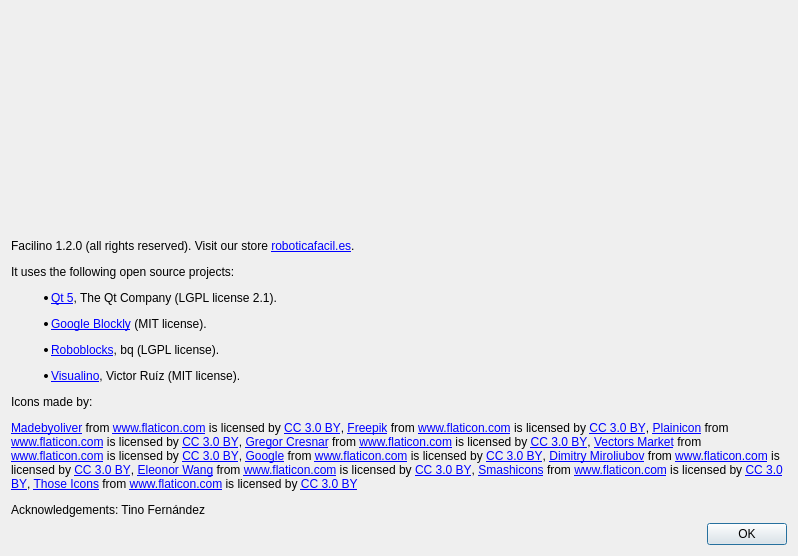
roboticafacil/facilino, file src/aboutdialog.ui: the form before one commit.
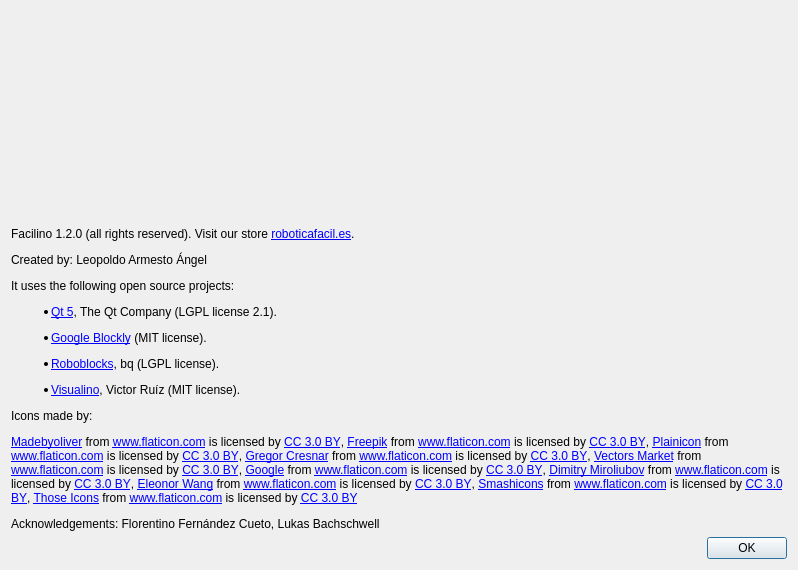
The form after the commit. Icons and pictures are not drawn.

The edit to the form file:
```diff
--- a/src/aboutdialog.ui
+++ b/src/aboutdialog.ui
@@ -7,7 +7,7 @@
     <x>0</x>
     <y>0</y>
     <width>798</width>
-    <height>556</height>
+    <height>570</height>
    </rect>
   </property>
   <property name="windowTitle">
@@ -39,9 +39,7 @@
    <item>
     <widget class="QLabel" name="label_4">
      <property name="text">
-      <string>&lt;html&gt;&lt;head/&gt;&lt;body&gt;&lt;p&gt;Facilino 1.2.0 (all rights reserved). Visit our store &lt;a href=&quot;https://roboticafacil.es&quot;&gt;&lt;span style=&quot; text-decoration: underline; color:#0000ff;&quot;&gt;roboticafacil.es&lt;/span&gt;&lt;/a&gt;.&lt;/p&gt;&lt;p&gt;It uses the following open source projects:&lt;/p&gt;&lt;ul style=&quot;margin-top: 0px; margin-bottom: 0px; margin-left: 0px; margin-right: 0px; -qt-list-indent: 1;&quot;&gt;&lt;li style=&quot; margin-top:12px; margin-bottom:0px; margin-left:0px; margin-right:0px; -qt-block-indent:0; text-indent:0px;&quot;&gt;&lt;a href=&quot;http://www.qt.io/&quot;&gt;&lt;span style=&quot; text-decoration: underline; color:#0000ff;&quot;&gt;Qt 5&lt;/span&gt;&lt;/a&gt;, The Qt Company (LGPL license 2.1).&lt;/li&gt;&lt;li style=&quot; margin-top:12px; margin-bottom:0px; margin-left:0px; margin-right:0px; -qt-block-indent:0; text-indent:0px;&quot;&gt;&lt;a href=&quot;https://developers.google.com/blockly/&quot;&gt;&lt;span style=&quot; text-decoration: underline; color:#0000ff;&quot;&gt;Google Blockly&lt;/span&gt;&lt;/a&gt; (MIT license).&lt;/li&gt;&lt;li style=&quot; margin-top:12px; margin-bottom:0px; margin-left:0px; margin-right:0px; -qt-block-indent:0; text-indent:0px;&quot;&gt;&lt;a href=&quot;https://github.com/bq/roboblocks&quot;&gt;&lt;span style=&quot; text-decoration: underline; color:#0000ff;&quot;&gt;Roboblocks&lt;/span&gt;&lt;/a&gt;, bq (LGPL license).&lt;/li&gt;&lt;li style=&quot; margin-top:12px; margin-bottom:0px; margin-left:0px; margin-right:0px; -qt-block-indent:0; text-indent:0px;&quot;&gt;&lt;a href=&quot;http://visualino.net&quot;&gt;&lt;span style=&quot; text-decoration: underline; color:#0000ff;&quot;&gt;Visualino&lt;/span&gt;&lt;/a&gt;, Victor Ruíz (MIT license).&lt;/li&gt;&lt;/ul&gt;&lt;p&gt;Icons made by:&lt;/p&gt;&lt;a href=&quot; http://www.flaticon.com/authors/madebyoliver&quot;&gt;&lt;span style=&quot; text-decoration: underline; color:#0000ff;&quot;&gt;Madebyoliver&lt;/span&gt;&lt;/a&gt; from &lt;a href=&quot; http://www.flaticon.com&quot;&gt;&lt;span style=&quot; text-decoration: underline; color:#0000ff;&quot;&gt;www.flaticon.com&lt;/span&gt;&lt;/a&gt; is licensed by &lt;a href=&quot;http://creativecommons.org/licenses/by/3.0/&quot;&gt;&lt;span style=&quot; text-decoration: underline; color:#0000ff;&quot;&gt;CC 3.0 BY&lt;/span&gt;&lt;/a&gt;, 
-&lt;a href=&quot;http://www.freepik.com&quot;&gt;&lt;span style=&quot; text-decoration: underline; color:#0000ff;&quot;&gt;Freepik&lt;/span&gt;&lt;/a&gt; from &lt;a href=&quot; http://www.flaticon.com&quot;&gt;&lt;span style=&quot; text-decoration: underline; color:#0000ff;&quot;&gt;www.flaticon.com&lt;/span&gt;&lt;/a&gt; is licensed by &lt;a href=&quot;http://creativecommons.org/licenses/by/3.0/&quot;&gt;&lt;span style=&quot; text-decoration: underline; color:#0000ff;&quot;&gt;CC 3.0 BY&lt;/span&gt;&lt;/a&gt;, &lt;a href=&quot;http://www.flaticon.com/authors/plainicon&quot;&gt;&lt;span style=&quot; text-decoration: underline; color:#0000ff;&quot;&gt;Plainicon&lt;/span&gt;&lt;/a&gt; from &lt;a href=&quot; http://www.flaticon.com&quot;&gt;&lt;span style=&quot; text-decoration: underline; color:#0000ff;&quot;&gt;www.flaticon.com&lt;/span&gt;&lt;/a&gt; is licensed by &lt;a href=&quot;http://creativecommons.org/licenses/by/3.0/&quot;&gt;&lt;span style=&quot; text-decoration: underline; color:#0000ff;&quot;&gt;CC 3.0 BY&lt;/span&gt;&lt;/a&gt;, &lt;a href=&quot;http://www.flaticon.com/authors/gregor-cresnar&quot;&gt;&lt;span style=&quot; text-decoration: underline; color:#0000ff;&quot;&gt;Gregor Cresnar&lt;/span&gt;&lt;/a&gt; from &lt;a href=&quot; http://www.flaticon.com&quot;&gt;&lt;span style=&quot; text-decoration: underline; color:#0000ff;&quot;&gt;www.flaticon.com&lt;/span&gt;&lt;/a&gt; is licensed by &lt;a href=&quot;http://creativecommons.org/licenses/by/3.0/&quot;&gt;&lt;span style=&quot; text-decoration: underline; color:#0000ff;&quot;&gt;CC 3.0 BY&lt;/span&gt;&lt;/a&gt;, &lt;a href=&quot;http://www.flaticon.com/authors/vectors-market&quot;&gt;&lt;span style=&quot; text-decoration: underline; color:#0000ff;&quot;&gt;Vectors Market&lt;/span&gt;&lt;/a&gt; from &lt;a href=&quot; http://www.flaticon.com&quot;&gt;&lt;span style=&quot; text-decoration: underline; color:#0000ff;&quot;&gt;www.flaticon.com&lt;/span&gt;&lt;/a&gt; is licensed by &lt;a href=&quot;http://creativecommons.org/licenses/by/3.0/&quot;&gt;&lt;span style=&quot; text-decoration: underline; color:#0000ff;&quot;&gt;CC 3.0 BY&lt;/span&gt;&lt;/a&gt;, &lt;a href=&quot; http://www.flaticon.com/authors/google&quot;&gt;&lt;span style=&quot; text-decoration: underline; color:#0000ff;&quot;&gt;Google&lt;/span&gt;&lt;/a&gt; from &lt;a href=&quot; http://www.flaticon.com&quot;&gt;&lt;span style=&quot; text-decoration: underline; color:#0000ff;&quot;&gt;www.flaticon.com&lt;/span&gt;&lt;/a&gt; is licensed by &lt;a href=&quot;http://creativecommons.org/licenses/by/3.0/&quot;&gt;&lt;span style=&quot; text-decoration: underline; color:#0000ff;&quot;&gt;CC 3.0 BY&lt;/span&gt;&lt;/a&gt;, &lt;a href=&quot;http://www.flaticon.com/authors/dimitry-miroliubov&quot;&gt;&lt;span style=&quot; text-decoration: underline; color:#0000ff;&quot;&gt;Dimitry Miroliubov&lt;/span&gt;&lt;/a&gt; from &lt;a href=&quot;http://www.flaticon.com&quot;&gt;&lt;span style=&quot; text-decoration: underline; color:#0000ff;&quot;&gt;www.flaticon.com&lt;/span&gt;&lt;/a&gt; is licensed by &lt;a href=&quot;http://creativecommons.org/licenses/by/3.0/&quot;&gt;&lt;span style=&quot; text-decoration: underline; color:#0000ff;&quot;&gt;CC 3.0 BY&lt;/span&gt;&lt;/a&gt;, &lt;a href=&quot; https://www.flaticon.com/authors/eleonor-wang&quot;&gt;&lt;span style=&quot; text-decoration: underline; color:#0000ff;&quot;&gt;Eleonor Wang&lt;/span&gt;&lt;/a&gt; from &lt;a href=&quot;http://www.flaticon.com&quot;&gt;&lt;span style=&quot; text-decoration: underline; color:#0000ff;&quot;&gt;www.flaticon.com&lt;/span&gt;&lt;/a&gt; is licensed by &lt;a href=&quot;http://creativecommons.org/licenses/by/3.0/&quot;&gt;&lt;span style=&quot; text-decoration: underline; color:#0000ff;&quot;&gt;CC 3.0 BY&lt;/span&gt;&lt;/a&gt;, &lt;a href=&quot;https://www.flaticon.com/authors/smashicons&quot;&gt;&lt;span style=&quot; text-decoration: underline; color:#0000ff;&quot;&gt;Smashicons&lt;/span&gt;&lt;/a&gt; from &lt;a href=&quot;http://www.flaticon.com&quot;&gt;&lt;span style=&quot; text-decoration: underline; color:#0000ff;&quot;&gt;www.flaticon.com&lt;/span&gt;&lt;/a&gt; is licensed by &lt;a href=&quot;http://creativecommons.org/licenses/by/3.0/&quot;&gt;&lt;span style=&quot; text-decoration: underline; color:#0000ff;&quot;&gt;CC 3.0 BY&lt;/span&gt;&lt;/a&gt;, &lt;a href=&quot;https://www.flaticon.com/authors/those-icons&quot;&gt;&lt;span style=&quot; text-decoration: underline; color:#0000ff;&quot;&gt;Those Icons&lt;/span&gt;&lt;/a&gt; from &lt;a href=&quot;http://www.flaticon.com&quot;&gt;&lt;span style=&quot; text-decoration: underline; color:#0000ff;&quot;&gt;www.flaticon.com&lt;/span&gt;&lt;/a&gt; is licensed by &lt;a href=&quot;http://creativecommons.org/licenses/by/3.0/&quot;&gt;&lt;span style=&quot; text-decoration: underline; color:#0000ff;&quot;&gt;CC 3.0 BY&lt;/span&gt;&lt;/a&gt;
-&lt;p&gt;Acknowledgements: Tino Fernández&lt;/p&gt;&lt;/body&gt;&lt;/html&gt;</string>
+      <string>&lt;html&gt;&lt;head/&gt;&lt;body&gt;&lt;p&gt;Facilino 1.2.0 (all rights reserved). Visit our store &lt;a href=&quot;https://roboticafacil.es&quot;&gt;&lt;span style=&quot; text-decoration: underline; color:#0000ff;&quot;&gt;roboticafacil.es&lt;/span&gt;&lt;/a&gt;.&lt;/p&gt;&lt;p&gt;Created by: Leopoldo Armesto Ángel&lt;/p&gt;&lt;p&gt;It uses the following open source projects:&lt;/p&gt;&lt;ul style=&quot;margin-top: 0px; margin-bottom: 0px; margin-left: 0px; margin-right: 0px; -qt-list-indent: 1;&quot;&gt;&lt;li style=&quot; margin-top:12px; margin-bottom:0px; margin-left:0px; margin-right:0px; -qt-block-indent:0; text-indent:0px;&quot;&gt;&lt;a href=&quot;http://www.qt.io/&quot;&gt;&lt;span style=&quot; text-decoration: underline; color:#0000ff;&quot;&gt;Qt 5&lt;/span&gt;&lt;/a&gt;, The Qt Company (LGPL license 2.1).&lt;/li&gt;&lt;li style=&quot; margin-top:12px; margin-bottom:0px; margin-left:0px; margin-right:0px; -qt-block-indent:0; text-indent:0px;&quot;&gt;&lt;a href=&quot;https://developers.google.com/blockly/&quot;&gt;&lt;span style=&quot; text-decoration: underline; color:#0000ff;&quot;&gt;Google Blockly&lt;/span&gt;&lt;/a&gt; (MIT license).&lt;/li&gt;&lt;li style=&quot; margin-top:12px; margin-bottom:0px; margin-left:0px; margin-right:0px; -qt-block-indent:0; text-indent:0px;&quot;&gt;&lt;a href=&quot;https://github.com/bq/roboblocks&quot;&gt;&lt;span style=&quot; text-decoration: underline; color:#0000ff;&quot;&gt;Roboblocks&lt;/span&gt;&lt;/a&gt;, bq (LGPL license).&lt;/li&gt;&lt;li style=&quot; margin-top:12px; margin-bottom:0px; margin-left:0px; margin-right:0px; -qt-block-indent:0; text-indent:0px;&quot;&gt;&lt;a href=&quot;http://visualino.net&quot;&gt;&lt;span style=&quot; text-decoration: underline; color:#0000ff;&quot;&gt;Visualino&lt;/span&gt;&lt;/a&gt;, Victor Ruíz (MIT license).&lt;/li&gt;&lt;/ul&gt;&lt;p&gt;Icons made by:&lt;/p&gt;&lt;p&gt;&lt;a href=&quot; http://www.flaticon.com/authors/madebyoliver&quot;&gt;&lt;span style=&quot; text-decoration: underline; color:#0000ff;&quot;&gt;Madebyoliver&lt;/span&gt;&lt;/a&gt; from &lt;a href=&quot; http://www.flaticon.com&quot;&gt;&lt;span style=&quot; text-decoration: underline; color:#0000ff;&quot;&gt;www.flaticon.com&lt;/span&gt;&lt;/a&gt; is licensed by &lt;a href=&quot;http://creativecommons.org/licenses/by/3.0/&quot;&gt;&lt;span style=&quot; text-decoration: underline; color:#0000ff;&quot;&gt;CC 3.0 BY&lt;/span&gt;&lt;/a&gt;, &lt;a href=&quot;http://www.freepik.com&quot;&gt;&lt;span style=&quot; text-decoration: underline; color:#0000ff;&quot;&gt;Freepik&lt;/span&gt;&lt;/a&gt; from &lt;a href=&quot; http://www.flaticon.com&quot;&gt;&lt;span style=&quot; text-decoration: underline; color:#0000ff;&quot;&gt;www.flaticon.com&lt;/span&gt;&lt;/a&gt; is licensed by &lt;a href=&quot;http://creativecommons.org/licenses/by/3.0/&quot;&gt;&lt;span style=&quot; text-decoration: underline; color:#0000ff;&quot;&gt;CC 3.0 BY&lt;/span&gt;&lt;/a&gt;, &lt;a href=&quot;http://www.flaticon.com/authors/plainicon&quot;&gt;&lt;span style=&quot; text-decoration: underline; color:#0000ff;&quot;&gt;Plainicon&lt;/span&gt;&lt;/a&gt; from &lt;a href=&quot; http://www.flaticon.com&quot;&gt;&lt;span style=&quot; text-decoration: underline; color:#0000ff;&quot;&gt;www.flaticon.com&lt;/span&gt;&lt;/a&gt; is licensed by &lt;a href=&quot;http://creativecommons.org/licenses/by/3.0/&quot;&gt;&lt;span style=&quot; text-decoration: underline; color:#0000ff;&quot;&gt;CC 3.0 BY&lt;/span&gt;&lt;/a&gt;, &lt;a href=&quot;http://www.flaticon.com/authors/gregor-cresnar&quot;&gt;&lt;span style=&quot; text-decoration: underline; color:#0000ff;&quot;&gt;Gregor Cresnar&lt;/span&gt;&lt;/a&gt; from &lt;a href=&quot; http://www.flaticon.com&quot;&gt;&lt;span style=&quot; text-decoration: underline; color:#0000ff;&quot;&gt;www.flaticon.com&lt;/span&gt;&lt;/a&gt; is licensed by &lt;a href=&quot;http://creativecommons.org/licenses/by/3.0/&quot;&gt;&lt;span style=&quot; text-decoration: underline; color:#0000ff;&quot;&gt;CC 3.0 BY&lt;/span&gt;&lt;/a&gt;, &lt;a href=&quot;http://www.flaticon.com/authors/vectors-market&quot;&gt;&lt;span style=&quot; text-decoration: underline; color:#0000ff;&quot;&gt;Vectors Market&lt;/span&gt;&lt;/a&gt; from &lt;a href=&quot; http://www.flaticon.com&quot;&gt;&lt;span style=&quot; text-decoration: underline; color:#0000ff;&quot;&gt;www.flaticon.com&lt;/span&gt;&lt;/a&gt; is licensed by &lt;a href=&quot;http://creativecommons.org/licenses/by/3.0/&quot;&gt;&lt;span style=&quot; text-decoration: underline; color:#0000ff;&quot;&gt;CC 3.0 BY&lt;/span&gt;&lt;/a&gt;, &lt;a href=&quot; http://www.flaticon.com/authors/google&quot;&gt;&lt;span style=&quot; text-decoration: underline; color:#0000ff;&quot;&gt;Google&lt;/span&gt;&lt;/a&gt; from &lt;a href=&quot; http://www.flaticon.com&quot;&gt;&lt;span style=&quot; text-decoration: underline; color:#0000ff;&quot;&gt;www.flaticon.com&lt;/span&gt;&lt;/a&gt; is licensed by &lt;a href=&quot;http://creativecommons.org/licenses/by/3.0/&quot;&gt;&lt;span style=&quot; text-decoration: underline; color:#0000ff;&quot;&gt;CC 3.0 BY&lt;/span&gt;&lt;/a&gt;, &lt;a href=&quot;http://www.flaticon.com/authors/dimitry-miroliubov&quot;&gt;&lt;span style=&quot; text-decoration: underline; color:#0000ff;&quot;&gt;Dimitry Miroliubov&lt;/span&gt;&lt;/a&gt; from &lt;a href=&quot;http://www.flaticon.com&quot;&gt;&lt;span style=&quot; text-decoration: underline; color:#0000ff;&quot;&gt;www.flaticon.com&lt;/span&gt;&lt;/a&gt; is licensed by &lt;a href=&quot;http://creativecommons.org/licenses/by/3.0/&quot;&gt;&lt;span style=&quot; text-decoration: underline; color:#0000ff;&quot;&gt;CC 3.0 BY&lt;/span&gt;&lt;/a&gt;, &lt;a href=&quot; https://www.flaticon.com/authors/eleonor-wang&quot;&gt;&lt;span style=&quot; text-decoration: underline; color:#0000ff;&quot;&gt;Eleonor Wang&lt;/span&gt;&lt;/a&gt; from &lt;a href=&quot;http://www.flaticon.com&quot;&gt;&lt;span style=&quot; text-decoration: underline; color:#0000ff;&quot;&gt;www.flaticon.com&lt;/span&gt;&lt;/a&gt; is licensed by &lt;a href=&quot;http://creativecommons.org/licenses/by/3.0/&quot;&gt;&lt;span style=&quot; text-decoration: underline; color:#0000ff;&quot;&gt;CC 3.0 BY&lt;/span&gt;&lt;/a&gt;, &lt;a href=&quot;https://www.flaticon.com/authors/smashicons&quot;&gt;&lt;span style=&quot; text-decoration: underline; color:#0000ff;&quot;&gt;Smashicons&lt;/span&gt;&lt;/a&gt; from &lt;a href=&quot;http://www.flaticon.com&quot;&gt;&lt;span style=&quot; text-decoration: underline; color:#0000ff;&quot;&gt;www.flaticon.com&lt;/span&gt;&lt;/a&gt; is licensed by &lt;a href=&quot;http://creativecommons.org/licenses/by/3.0/&quot;&gt;&lt;span style=&quot; text-decoration: underline; color:#0000ff;&quot;&gt;CC 3.0 BY&lt;/span&gt;&lt;/a&gt;, &lt;a href=&quot;https://www.flaticon.com/authors/those-icons&quot;&gt;&lt;span style=&quot; text-decoration: underline; color:#0000ff;&quot;&gt;Those Icons&lt;/span&gt;&lt;/a&gt; from &lt;a href=&quot;http://www.flaticon.com&quot;&gt;&lt;span style=&quot; text-decoration: underline; color:#0000ff;&quot;&gt;www.flaticon.com&lt;/span&gt;&lt;/a&gt; is licensed by &lt;a href=&quot;http://creativecommons.org/licenses/by/3.0/&quot;&gt;&lt;span style=&quot; text-decoration: underline; color:#0000ff;&quot;&gt;CC 3.0 BY&lt;/span&gt;&lt;/a&gt;&lt;/p&gt;&lt;p&gt;Acknowledgements: Florentino Fernández Cueto, Lukas Bachschwell&lt;/p&gt;&lt;/body&gt;&lt;/html&gt;</string>
      </property>
      <property name="wordWrap">
       <bool>true</bool>
```
